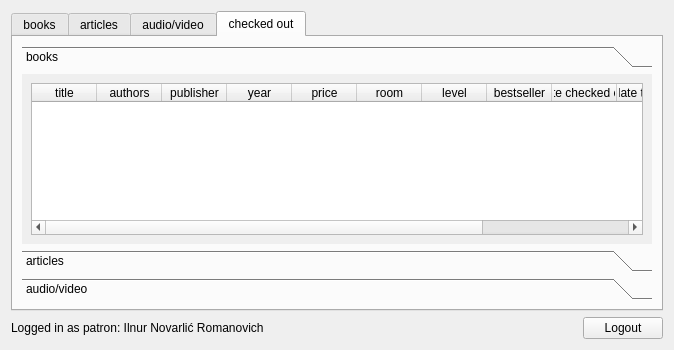
This is patron.ui in Louie-ru/LMS-INNO as Qt 5 draws it before an edit. The edited form follows.
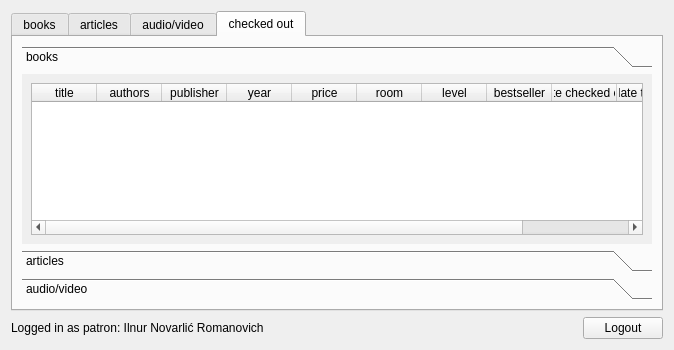
This is the edited form. The open tabs and pages were chosen to show the change.

Commit message: librarian returns books

Patch:
```diff
--- a/patron.ui
+++ b/patron.ui
@@ -982,11 +982,6 @@
                <string>renew</string>
               </property>
              </column>
-             <column>
-              <property name="text">
-               <string>return</string>
-              </property>
-             </column>
             </widget>
            </item>
           </layout>
```
Left out of the diff: 2 changed lines with no effect on the pictures. The commit also changes 6 other files.
